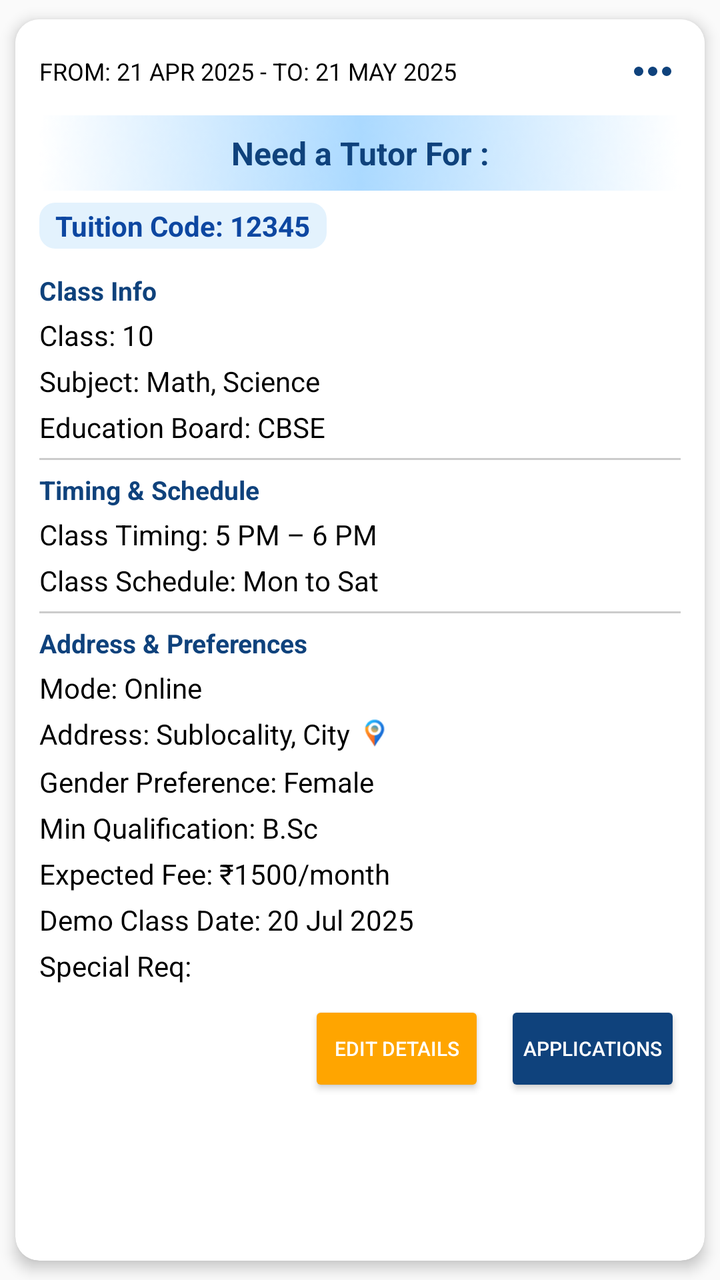
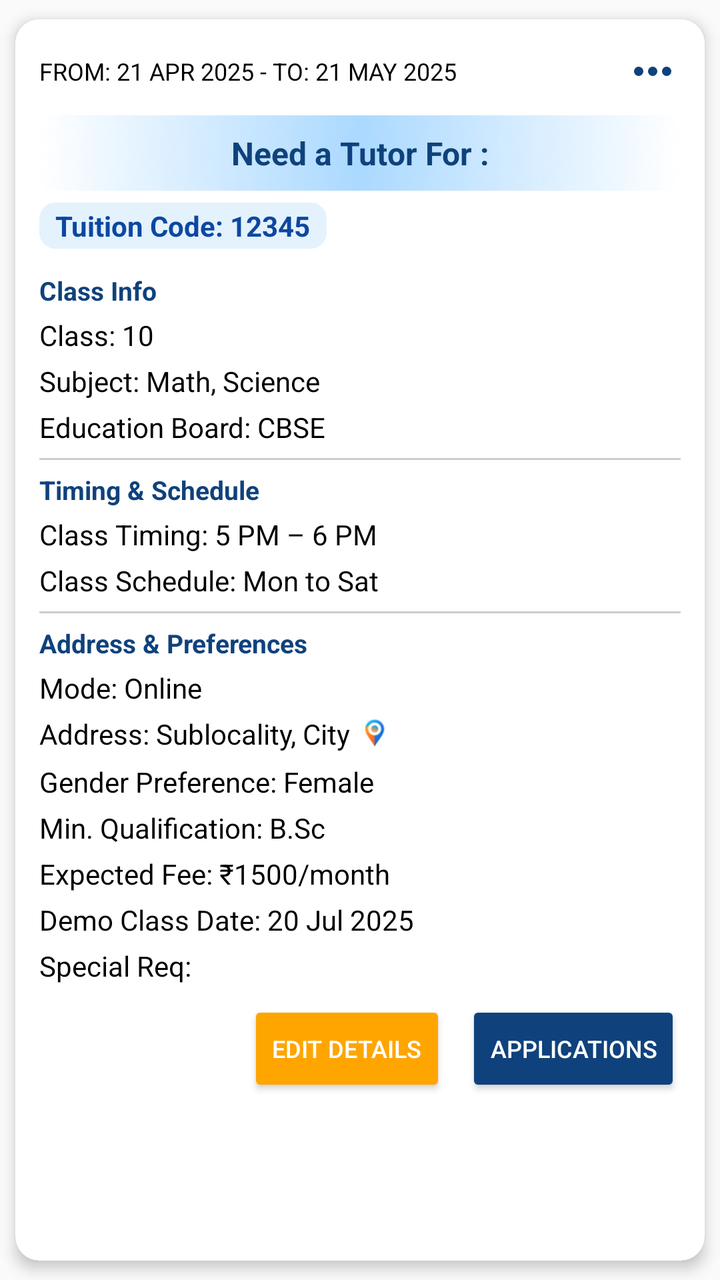

Two renders of the same Android screen: before a commit and after it. Below are the layout's source before the change and the commit's diff.
<!-- AndroidManifest.xml: application theme Theme.Seekshakcom -->
<!-- res/layout/item_post.xml -->
<?xml version="1.0" encoding="utf-8"?>
<androidx.cardview.widget.CardView
    xmlns:android="http://schemas.android.com/apk/res/android"
    xmlns:app="http://schemas.android.com/apk/res-auto"
    xmlns:tools="http://schemas.android.com/tools"
    android:id="@+id/post_card"
    android:layout_width="match_parent"
    android:layout_height="wrap_content"
    android:layout_marginBottom="12dp"
    app:cardElevation="4dp"
    app:cardCornerRadius="12dp"
    android:clickable="true"
    android:foreground="?attr/selectableItemBackground"
    app:cardUseCompatPadding="true">

    <LinearLayout
        android:layout_width="match_parent"
        android:layout_height="wrap_content"
        android:background="@color/white"
        android:orientation="vertical"
        android:padding="12dp">

        
        <LinearLayout
            android:layout_width="match_parent"
            android:layout_height="wrap_content"
            android:orientation="horizontal"
            android:gravity="center_vertical">

            <TextView
                android:id="@+id/from_to_date"
                android:layout_width="0dp"
                android:layout_height="wrap_content"
                android:layout_weight="1"
                android:maxLines="1"
                android:text="FROM: 21 APR 2025 - TO: 21 MAY 2025"
                android:textColor="#000000"
                android:textSize="12sp" />

            <ImageButton
                android:id="@+id/moreOptionsButton"
                android:layout_width="wrap_content"
                android:layout_height="wrap_content"
                android:src="@drawable/ic_threedots_hori"
                android:background="?attr/selectableItemBackgroundBorderless"
                android:contentDescription="More options" />
        </LinearLayout>

        
        <TextView
            android:id="@+id/heading"
            android:layout_width="match_parent"
            android:layout_height="wrap_content"
            android:text="Need a Tutor For :"
            android:textAlignment="center"
            android:textStyle="bold"
            android:textSize="16sp"
            android:textColor="#0F427C"
            android:background="@drawable/rectangle_p"
            android:padding="8dp"
            android:layout_marginTop="8dp" />

        <TextView
            android:id="@+id/tuition_Code"
            android:layout_width="wrap_content"
            android:layout_height="wrap_content"
            android:layout_gravity="start"
            android:text="Tuition Code: 12345"
            android:textColor="#0D47A1"
            android:textStyle="bold"
            android:textSize="14sp"
            android:layout_marginTop="6dp"
            android:background="@drawable/tuition_code_bg"
            android:paddingHorizontal="8dp"
            android:paddingVertical="2dp" />

        
        <TextView
            android:layout_width="wrap_content"
            android:layout_height="wrap_content"
            android:text="Class Info"
            android:textStyle="bold"
            android:textSize="13sp"
            android:textColor="#0F427C"
            android:layout_marginTop="12dp" />

        <TextView
            android:id="@+id/class_Details"
            android:layout_width="wrap_content"
            android:layout_height="wrap_content"
            android:text="Class: 10"
            android:textColor="#000000"
            android:textSize="14sp"
            android:layout_marginTop="4dp" />

        <TextView
            android:id="@+id/subject_Details"
            android:layout_width="wrap_content"
            android:layout_height="wrap_content"
            android:text="Subject: Math, Science"
            android:textColor="#000000"
            android:textSize="14sp"
            android:layout_marginTop="4dp" />

        <TextView
            android:id="@+id/board_Details"
            android:layout_width="wrap_content"
            android:layout_height="wrap_content"
            android:text="Education Board: CBSE"
            android:textColor="#000000"
            android:textSize="14sp"
            android:layout_marginTop="4dp" />



        
        <View
            android:layout_width="match_parent"
            android:layout_height="1dp"
            android:layout_marginVertical="6dp"
            android:background="#CCCCCC" />

        
        <TextView
            android:layout_width="wrap_content"
            android:layout_height="wrap_content"
            android:text="Timing &amp; Schedule"
            android:textStyle="bold"
            android:textSize="13sp"
            android:textColor="#0F427C" />


        <TextView
            android:id="@+id/class_Timing"
            android:layout_width="wrap_content"
            android:layout_height="wrap_content"
            android:text="Class Timing: 5 PM – 6 PM"
            android:textColor="#000000"
            android:textSize="14sp"
            android:layout_marginTop="4dp" />

        <TextView
            android:id="@+id/class_Schedule"
            android:layout_width="wrap_content"
            android:layout_height="wrap_content"
            android:text="Class Schedule: Mon to Sat"
            android:textColor="#000000"
            android:textSize="14sp"
            android:layout_marginTop="4dp" />

        
        <View
            android:layout_width="match_parent"
            android:layout_height="1dp"
            android:layout_marginVertical="6dp"
            android:background="#CCCCCC" />

        
        <TextView
            android:layout_width="wrap_content"
            android:layout_height="wrap_content"
            android:text="Address &amp; Preferences"
            android:textStyle="bold"
            android:textSize="13sp"
            android:textColor="#0F427C" />



        <TextView
            android:id="@+id/mode_Of_Class"
            android:layout_width="wrap_content"
            android:layout_height="wrap_content"
            android:text="Mode: Online"
            android:textColor="#000000"
            android:textSize="14sp"
            android:layout_marginTop="4dp" />

        <LinearLayout
            android:layout_width="wrap_content"
            android:layout_height="wrap_content"
            android:orientation="horizontal"
            android:gravity="clip_horizontal"
            android:layout_marginTop="4dp">









            <TextView
                android:id="@+id/location_details"
                android:layout_width="wrap_content"
                android:layout_height="wrap_content"
                android:text="Address: Sublocality, City"
                android:textColor="#000000"
                android:textSize="14sp" />

            <ImageView
                android:id="@+id/location_icon"
                android:layout_width="16dp"
                android:layout_height="20dp"
                android:src="@drawable/ic_location_pin"
                android:layout_marginStart="4dp"
                android:layout_gravity="center_horizontal"
                android:contentDescription="Location Icon"
                />



        </LinearLayout>




        <TextView
            android:id="@+id/gender_Preference"
            android:layout_width="wrap_content"
            android:layout_height="wrap_content"
            android:text="Gender Preference: Female"
            android:textColor="#000000"
            android:textSize="14sp"
            android:layout_marginTop="4dp" />

        <TextView
            android:id="@+id/min_Qualification"
            android:layout_width="wrap_content"
            android:layout_height="wrap_content"
            android:text="Min Qualification: B.Sc"
            android:textColor="#000000"
            android:textSize="14sp"
            android:layout_marginTop="4dp" />

        <TextView
            android:id="@+id/fee_Details"
            android:layout_width="wrap_content"
            android:layout_height="wrap_content"
            android:text="Expected Fee: ₹1500/month"
            android:textColor="#000000"
            android:textSize="14sp"
            android:layout_marginTop="4dp" />

        <TextView
            android:id="@+id/demo_Class_Date"
            android:layout_width="wrap_content"
            android:layout_height="wrap_content"
            android:text="Demo Class Date: 20 Jul 2025"
            android:textColor="#000000"
            android:textSize="14sp"
            android:layout_marginTop="4dp" />

        <TextView
            android:id="@+id/special_Requirement"
            android:layout_width="wrap_content"
            android:layout_height="wrap_content"
            android:text="Special Req: "
            android:textColor="#000000"
            android:textSize="14sp"
            android:layout_marginTop="4dp" />

        
        <LinearLayout
            android:layout_width="match_parent"
            android:layout_height="wrap_content"
            android:orientation="horizontal"
            android:gravity="end"
            android:layout_marginTop="8dp"
            android:layout_marginBottom="4dp">

            <Button
                android:id="@+id/btn_Edit_Details"
                android:layout_width="wrap_content"
                android:layout_height="wrap_content"
                android:text="Edit Details"
                android:backgroundTint="#FFA500"
                android:textColor="#FFFFFF"
                android:textSize="10sp"
                android:paddingHorizontal="8dp" />

            <Space
                android:layout_width="10dp"
                android:layout_height="wrap_content" />

            <Button
                android:id="@+id/btn_total_applications"
                android:layout_width="wrap_content"
                android:layout_height="wrap_content"
                android:text="Applications"
                android:backgroundTint="#0F427C"
                android:textColor="#FFFFFF"
                android:textSize="10sp"
                android:paddingHorizontal="8dp" />
        </LinearLayout>
        
        <LinearLayout
            android:id="@+id/layout_expired_actions"
            android:layout_width="match_parent"
            android:layout_height="wrap_content"
            android:orientation="horizontal"
            android:gravity="center"
            android:visibility="gone"
            android:layout_marginTop="12dp">

            <Button
                android:id="@+id/btn_mark_filled"
                android:layout_width="wrap_content"
                android:layout_height="wrap_content"
                android:text="Mark as Filled"
                android:backgroundTint="#1976D2"
                android:textColor="#FFFFFF"
                android:textSize="12sp"
                android:paddingHorizontal="12dp" />

            <Space
                android:layout_width="12dp"
                android:layout_height="wrap_content" />

            <Button
                android:id="@+id/btn_repost"
                android:layout_width="wrap_content"
                android:layout_height="wrap_content"
                android:text="Repost"
                android:backgroundTint="#388E3C"
                android:textColor="#FFFFFF"
                android:textSize="12sp"
                android:paddingHorizontal="12dp" />
        </LinearLayout>

    </LinearLayout>
</androidx.cardview.widget.CardView>
<!-- resources referenced by this layout -->
<resources>
  <color name="white">#FFFFFFFF</color>
  <!-- drawable ic_location_pin: png bitmap (drawable, 1103 bytes) -->
  <!-- drawable ic_threedots_hori (drawable) -->
  <vector xmlns:android="http://schemas.android.com/apk/res/android"
      android:width="28dp"
      android:height="28dp"
      android:viewportWidth="960"
      android:viewportHeight="960">
    <path
        android:pathData="M240,560q-33,0 -56.5,-23.5T160,480q0,-33 23.5,-56.5T240,400q33,0 56.5,23.5T320,480q0,33 -23.5,56.5T240,560ZM480,560q-33,0 -56.5,-23.5T400,480q0,-33 23.5,-56.5T480,400q33,0 56.5,23.5T560,480q0,33 -23.5,56.5T480,560ZM720,560q-33,0 -56.5,-23.5T640,480q0,-33 23.5,-56.5T720,400q33,0 56.5,23.5T800,480q0,33 -23.5,56.5T720,560Z"
        android:fillColor="#0F427C"/>
  </vector>
  <!-- drawable rectangle_p: png bitmap (drawable, 5340 bytes) -->
  <!-- drawable tuition_code_bg (drawable) -->
  <shape xmlns:android="http://schemas.android.com/apk/res/android">
      <solid android:color="#E3F2FD"/>
      <corners android:radius="8dp"/>
  </shape>
  <style name="Theme.Seekshakcom" parent="Theme.AppCompat.Light.NoActionBar">
          
          <item name="colorPrimary">@color/black</item>
          <item name="colorPrimaryDark">@color/purple_700</item>
          <item name="colorAccent">@color/teal_200</item>
  
      </style>
  <color name="black">#FF000000</color>
  <color name="purple_700">#FF3700B3</color>
  <color name="teal_200">#FF03DAC5</color>
</resources>

<!-- the commit's change to res/layout/item_post.xml (unified diff, before → after) -->
@@ -14,6 +14,7 @@
     app:cardUseCompatPadding="true">
 
     <LinearLayout
+        android:id="@+id/layout_post"
         android:layout_width="match_parent"
         android:layout_height="wrap_content"
         android:background="@color/white"
@@ -228,7 +229,7 @@
             android:id="@+id/min_Qualification"
             android:layout_width="wrap_content"
             android:layout_height="wrap_content"
-            android:text="Min Qualification: B.Sc"
+            android:text="Min. Qualification: B.Sc"
             android:textColor="#000000"
             android:textSize="14sp"
             android:layout_marginTop="4dp" />
@@ -262,6 +263,7 @@
 
         
         <LinearLayout
+            android:id="@+id/layout_active_actions"
             android:layout_width="match_parent"
             android:layout_height="wrap_content"
             android:orientation="horizontal"
@@ -276,8 +278,8 @@
                 android:text="Edit Details"
                 android:backgroundTint="#FFA500"
                 android:textColor="#FFFFFF"
-                android:textSize="10sp"
-                android:paddingHorizontal="8dp" />
+                android:textSize="12sp"
+                android:paddingHorizontal="12dp" />
 
             <Space
                 android:layout_width="10dp"
@@ -289,44 +291,52 @@
                 android:layout_height="wrap_content"
                 android:text="Applications"
                 android:backgroundTint="#0F427C"
-                android:textColor="#FFFFFF"
-                android:textSize="10sp"
-                android:paddingHorizontal="8dp" />
-        </LinearLayout>
-        
-        <LinearLayout
-            android:id="@+id/layout_expired_actions"
-            android:layout_width="match_parent"
-            android:layout_height="wrap_content"
-            android:orientation="horizontal"
-            android:gravity="center"
-            android:visibility="gone"
-            android:layout_marginTop="12dp">
-
-            <Button
-                android:id="@+id/btn_mark_filled"
-                android:layout_width="wrap_content"
-                android:layout_height="wrap_content"
-                android:text="Mark as Filled"
-                android:backgroundTint="#1976D2"
-                android:textColor="#FFFFFF"
-                android:textSize="12sp"
-                android:paddingHorizontal="12dp" />
-
-            <Space
-                android:layout_width="12dp"
-                android:layout_height="wrap_content" />
-
-            <Button
-                android:id="@+id/btn_repost"
-                android:layout_width="wrap_content"
-                android:layout_height="wrap_content"
-                android:text="Repost"
-                android:backgroundTint="#388E3C"
                 android:textColor="#FFFFFF"
                 android:textSize="12sp"
                 android:paddingHorizontal="12dp" />
         </LinearLayout>
-
+        <View
+            android:id="@+id/whiteBackgroundBottom"
+            android:layout_width="0dp"
+            android:layout_height="55dp"
+            android:background="@android:color/white"
+            android:visibility="gone"/>
+
+
+    </LinearLayout>
+    
+    <LinearLayout
+        android:id="@+id/layout_expired_actions"
+        android:layout_width="match_parent"
+        android:layout_height="wrap_content"
+        android:orientation="horizontal"
+        android:gravity="end"
+        android:visibility="gone"
+        android:paddingEnd="12dp"
+        android:layout_marginTop="505dp">
+
+        <Button
+            android:id="@+id/btn_mark_filled"
+            android:layout_width="wrap_content"
+            android:layout_height="wrap_content"
+            android:text="Mark as Filled"
+            android:backgroundTint="#1976D2"
+            android:textColor="#FFFFFF"
+            android:textSize="12sp"
+            android:paddingHorizontal="12dp" />
+
+        <Space
+            android:layout_width="12dp"
+            android:layout_height="wrap_content" />
+
+        <Button
+            android:id="@+id/btn_repost"
+            android:layout_width="wrap_content"
+            android:layout_height="wrap_content"
+            android:text="Repost"
+            android:backgroundTint="#388E3C"
+            android:textColor="#FFFFFF"
+            android:textSize="12sp"
+            android:paddingHorizontal="12dp" />
     </LinearLayout>
 </androidx.cardview.widget.CardView>
